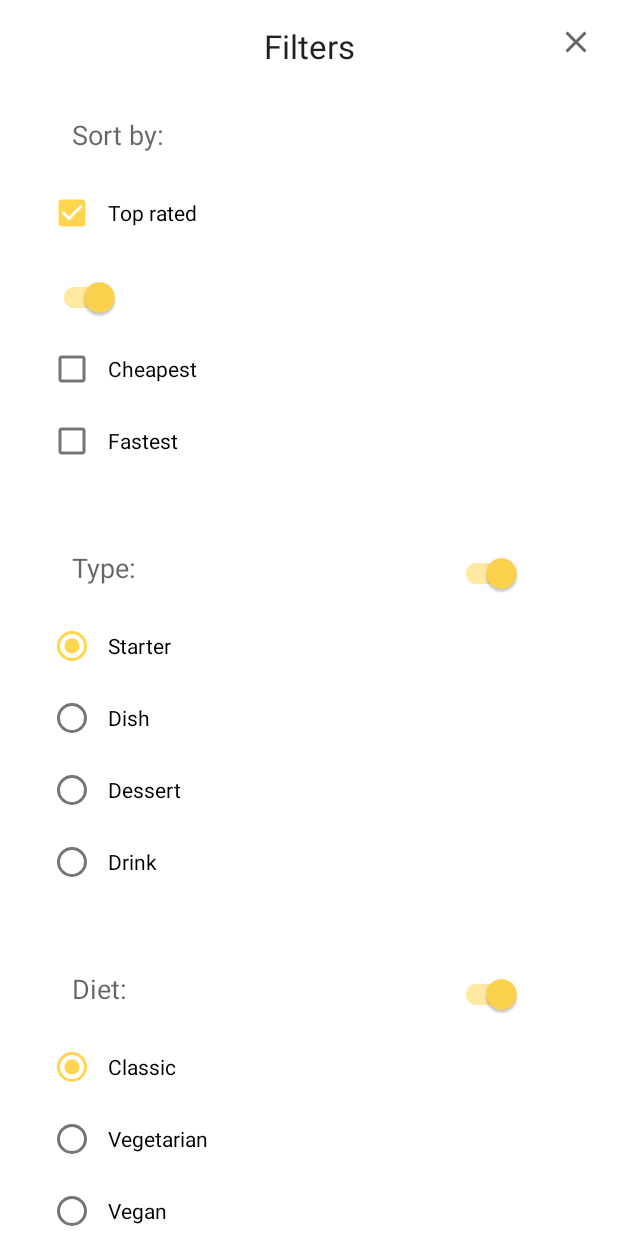
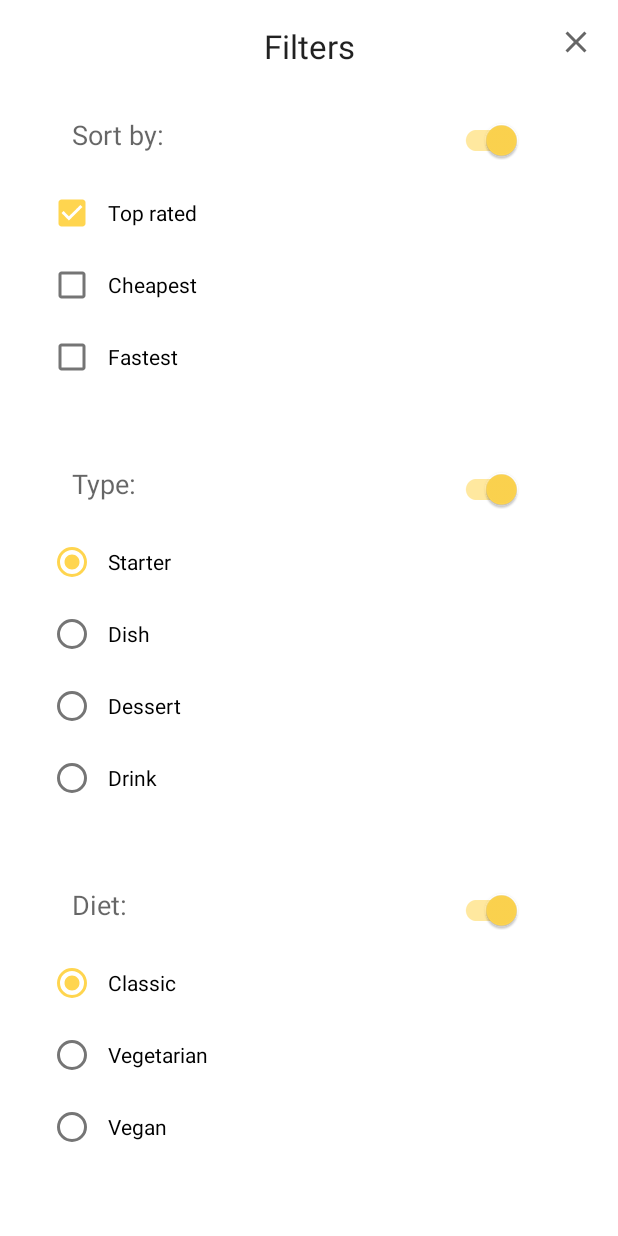
Before and after one commit to Momot-Mpa320-01/CookingCommunity, an Android app: the layout dialog_filter.xml on its own in the app's theme, with its tools: preview values and no code run, on a phone screen of 412 x 824 dp. Run offline under Robolectric (Android 15) with nearby library versions, the phone set to English and light mode, and no system bars.

Commit message:
Добавил реализацию фильтра для сортировки и фильтрации блюд.

```diff
--- a/app/src/main/res/layout/dialog_filter.xml
+++ b/app/src/main/res/layout/dialog_filter.xml
@@ -38,10 +38,21 @@
         app:layout_constraintStart_toStartOf="parent"
         app:layout_constraintTop_toBottomOf="@+id/filter_title">
 
-
         <androidx.constraintlayout.widget.ConstraintLayout
             android:layout_width="match_parent"
             android:layout_height="wrap_content">
+
+
+            <com.google.android.material.switchmaterial.SwitchMaterial
+                android:id="@+id/switchPrimary"
+                style="Widget.MaterialComponents.CompoundButton.Switch"
+                android:layout_width="wrap_content"
+                android:layout_height="wrap_content"
+                android:layout_marginTop="8dp"
+                android:layout_marginEnd="32dp"
+                android:checked="true"
+                app:layout_constraintEnd_toEndOf="@+id/filter_radioGroup_primary"
+                app:layout_constraintTop_toTopOf="@+id/filter_radioGroup_primary" />
 
             <RadioGroup
                 android:id="@+id/filter_radioGroup_primary"
@@ -69,15 +80,6 @@
                     android:text="@string/filter_fav"
                     android:padding="8dp" />
 
-                <com.google.android.material.switchmaterial.SwitchMaterial
-                    android:id="@+id/switchPrimary"
-                    style="Widget.MaterialComponents.CompoundButton.Switch"
-                    android:layout_width="wrap_content"
-                    android:layout_height="wrap_content"
-                    android:layout_marginTop="8dp"
-                    android:layout_marginEnd="32dp"
-                    android:checked="true" />
-
                 <CheckBox
                     android:id="@+id/filter_check_cheap"
                     android:layout_width="match_parent"
@@ -94,9 +96,80 @@
 
             </RadioGroup>
 
+
+
+
+
+
+
+<!--            <com.google.android.material.switchmaterial.SwitchMaterial-->
+<!--                android:id="@+id/switchPrimary"-->
+<!--                android:layout_width="0dp"-->
+<!--                android:layout_height="wrap_content"-->
+<!--                android:layout_marginStart="32dp"-->
+<!--                android:layout_marginEnd="32dp"-->
+<!--                app:layout_constraintEnd_toEndOf="parent"-->
+<!--                app:layout_constraintStart_toStartOf="parent"-->
+<!--                app:layout_constraintTop_toTopOf="parent"-->
+<!--                />-->
+
+<!--            <RadioGroup-->
+<!--                android:id="@+id/filter_radioGroup_primary"-->
+<!--                android:layout_width="0dp"-->
+<!--                android:layout_height="wrap_content"-->
+<!--                android:layout_marginStart="32dp"-->
+<!--                android:layout_marginTop="32dp"-->
+<!--                android:layout_marginEnd="32dp"-->
+<!--                app:layout_constraintEnd_toEndOf="parent"-->
+<!--                app:layout_constraintStart_toStartOf="parent"-->
+<!--                app:layout_constraintTop_toBottomOf="parent">-->
+
+<!--                <TextView-->
+<!--                    android:id="@+id/filter_primary_title"-->
+<!--                    android:layout_width="match_parent"-->
+<!--                    android:layout_height="wrap_content"-->
+<!--                    android:padding="16dp"-->
+<!--                    android:text="@string/text_type"-->
+<!--                    android:textAppearance="@style/TextAppearance.AppCompat.Medium" />-->
+
+<!--                <RadioButton-->
+<!--                    android:id="@+id/filter_check_fav"-->
+<!--                    android:layout_width="match_parent"-->
+<!--                    android:layout_height="wrap_content"-->
+<!--                    android:checked="true"-->
+<!--                    android:padding="8dp"-->
+<!--                    android:text="@string/filter_starter" />-->
+
+<!--                <RadioButton-->
+<!--                    android:id="@+id/filter_check_cheap"-->
+<!--                    android:layout_width="match_parent"-->
+<!--                    android:layout_height="wrap_content"-->
+<!--                    android:padding="8dp"-->
+<!--                    android:text="@string/filter_dish" />-->
+
+<!--                <RadioButton-->
+<!--                    android:id="@+id/filter_check_fast"-->
+<!--                    android:layout_width="match_parent"-->
+<!--                    android:layout_height="wrap_content"-->
+<!--                    android:padding="8dp"-->
+<!--                    android:text="@string/filter_dessert" />-->
+
+<!--            </RadioGroup>-->
+
+
+
+
+
+
+
+
+
+
+
+<!--            style="Widget.MaterialComponents.CompoundButton.Switch"-->
             <com.google.android.material.switchmaterial.SwitchMaterial
                 android:id="@+id/switchCategory"
-                style="Widget.MaterialComponents.CompoundButton.Switch"
+
                 android:layout_width="wrap_content"
                 android:layout_height="wrap_content"
                 android:layout_marginTop="8dp"
@@ -104,6 +177,16 @@
                 android:checked="true"
                 app:layout_constraintEnd_toEndOf="@+id/filter_radioGroup_category"
                 app:layout_constraintTop_toTopOf="@+id/filter_radioGroup_category" />
+
+<!--            <Switch-->
+<!--                android:id="@+id/switchCategory"-->
+<!--                android:layout_width="wrap_content"-->
+<!--                android:layout_height="wrap_content"-->
+<!--                android:layout_marginTop="8dp"-->
+<!--                android:layout_marginEnd="32dp"-->
+<!--                android:checked="true"-->
+<!--                app:layout_constraintEnd_toEndOf="@+id/filter_radioGroup_category"-->
+<!--                app:layout_constraintTop_toTopOf="@+id/filter_radioGroup_category" />-->
 
             <RadioGroup
                 android:id="@+id/filter_radioGroup_category"
@@ -155,9 +238,10 @@
 
             </RadioGroup>
 
+<!--            style="Widget.MaterialComponents.CompoundButton.Switch"-->
             <com.google.android.material.switchmaterial.SwitchMaterial
                 android:id="@+id/switchDiet"
-                style="Widget.MaterialComponents.CompoundButton.Switch"
+
                 android:layout_width="wrap_content"
                 android:layout_height="wrap_content"
                 android:layout_marginTop="8dp"
@@ -165,6 +249,17 @@
                 android:checked="true"
                 app:layout_constraintEnd_toEndOf="@+id/filter_radioGroup_diet"
                 app:layout_constraintTop_toTopOf="@+id/filter_radioGroup_diet" />
+
+
+<!--            <Switch-->
+<!--                android:id="@+id/switchDiet"-->
+<!--                android:layout_width="wrap_content"-->
+<!--                android:layout_height="wrap_content"-->
+<!--                android:layout_marginTop="8dp"-->
+<!--                android:layout_marginEnd="32dp"-->
+<!--                android:checked="true"-->
+<!--                app:layout_constraintEnd_toEndOf="@+id/filter_radioGroup_diet"-->
+<!--                app:layout_constraintTop_toTopOf="@+id/filter_radioGroup_diet" />-->
 
             <RadioGroup
                 android:id="@+id/filter_radioGroup_diet"
@@ -209,9 +304,10 @@
 
             </RadioGroup>
 
+<!--            style="Widget.MaterialComponents.CompoundButton.Switch"-->
             <com.google.android.material.switchmaterial.SwitchMaterial
                 android:id="@+id/switchUtensils"
-                style="Widget.MaterialComponents.CompoundButton.Switch"
+
                 android:layout_width="wrap_content"
                 android:layout_height="wrap_content"
                 android:layout_marginTop="8dp"
@@ -219,6 +315,17 @@
                 android:checked="true"
                 app:layout_constraintEnd_toEndOf="@+id/filter_radioGroup_utensils"
                 app:layout_constraintTop_toTopOf="@+id/filter_radioGroup_utensils" />
+
+
+<!--            <Switch-->
+<!--                android:id="@+id/switchUtensils"-->
+<!--                android:layout_width="wrap_content"-->
+<!--                android:layout_height="wrap_content"-->
+<!--                android:layout_marginTop="8dp"-->
+<!--                android:layout_marginEnd="32dp"-->
+<!--                android:checked="true"-->
+<!--                app:layout_constraintEnd_toEndOf="@+id/filter_radioGroup_utensils"-->
+<!--                app:layout_constraintTop_toTopOf="@+id/filter_radioGroup_utensils" />-->
 
             <RadioGroup
                 android:id="@+id/filter_radioGroup_utensils"
```
Also changed, not shown: app/src/main/java/com/example/app/adapter/ViewPagerAdapter.kt (+110 -79 lines).
